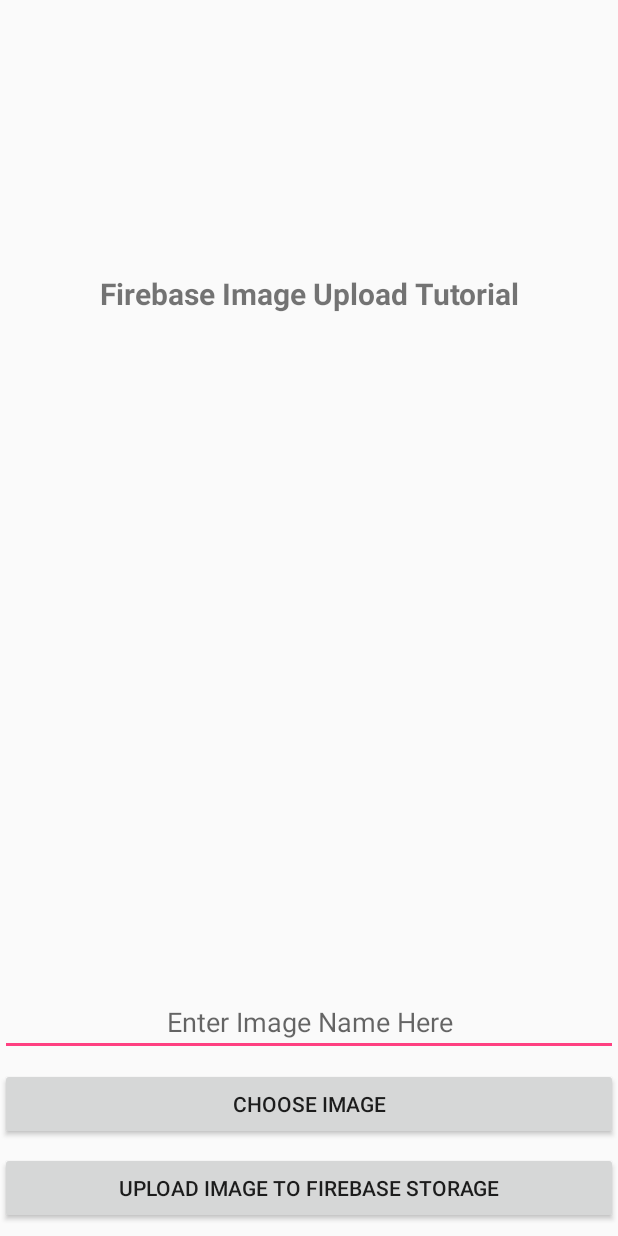
After one commit to Dcb426/memeGen, an Android app: the layout upload_picture.xml on its own in the app's theme, with its tools: preview values and no code run, on a phone screen of 412 x 824 dp. The commit adds this screen. Run offline under Robolectric (Android 15) with nearby library versions, the phone set to English and light mode, and no system bars.

Commit message:
final commit

```diff
--- /dev/null
+++ b/app/src/main/java/cs316/project_1/memegen/ImageUploadInfo.java
@@ -0,0 +1,30 @@
+package cs316.project_1.memegen;
+
+/**
+ * Created by Darius Bell on 2/12/2018.
+ */
+public class ImageUploadInfo {
+
+    public String imageName;
+
+    public String imageURL;
+
+    public ImageUploadInfo() {
+
+    }
+
+    public ImageUploadInfo(String name, String url) {
+
+        this.imageName = name;
+        this.imageURL= url;
+    }
+
+    public String getImageName() {
+        return imageName;
+    }
+
+    public String getImageURL() {
+        return imageURL;
+    }
+
+}
--- /dev/null
+++ b/app/src/main/java/cs316/project_1/memegen/MyApp.java
@@ -0,0 +1,16 @@
+package cs316.project_1.memegen;
+
+import android.app.Application;
+import android.os.SystemClock;
+
+/**
+ * Created by natta on 2/12/2018.
+ */
+
+public class MyApp extends Application {
+    @Override
+    public void onCreate(){
+        super.onCreate();
+        SystemClock.sleep(2000);
+    }
+}
--- /dev/null
+++ b/app/src/main/java/cs316/project_1/memegen/SplashActivity.java
@@ -0,0 +1,19 @@
+package cs316.project_1.memegen;
+import android.content.Intent;
+import android.os.Bundle;
+import android.support.annotation.Nullable;
+import android.support.v7.app.AppCompatActivity;
+
+/**
+ * Created by natta on 2/12/2018.
+ */
+
+public class SplashActivity extends AppCompatActivity {
+        @Override
+        protected void onCreate(@Nullable Bundle savedInstanceState){
+            super.onCreate(savedInstanceState);
+            Intent intent = new Intent(this,start_Up.class);
+            startActivity(intent);
+            finish();
+        }
+}
--- /dev/null
+++ b/app/src/main/java/cs316/project_1/memegen/upload_photos.java
@@ -0,0 +1,24 @@
+package cs316.project_1.memegen;
+
+import android.app.ProgressDialog;
+import android.content.ContentResolver;
+import android.content.Intent;
+import android.graphics.Bitmap;
+import android.net.Uri;
+import android.provider.MediaStore;
+import android.support.annotation.NonNull;
+import android.support.v7.app.AppCompatActivity;
+import android.os.Bundle;
+import android.view.View;
+import android.webkit.MimeTypeMap;
+import android.widget.Button;
+import android.widget.EditText;
+import android.widget.ImageView;
+import android.widget.Toast;
+
+import java.io.IOException;
+
+public class upload_photos extends AppCompatActivity {
+
+
+}
--- /dev/null
+++ b/app/src/main/res/layout/upload_picture.xml
@@ -0,0 +1,73 @@
+<?xml version="1.0" encoding="utf-8"?>
+<android.support.constraint.ConstraintLayout
+    xmlns:android="http://schemas.android.com/apk/res/android"
+    xmlns:app="http://schemas.android.com/apk/res-auto"
+    xmlns:tools="http://schemas.android.com/tools"
+    android:layout_width="match_parent"
+    android:layout_height="match_parent">
+
+    <TextView
+        android:id="@+id/textview"
+        android:layout_width="fill_parent"
+        android:layout_height="wrap_content"
+        android:layout_marginBottom="8dp"
+        android:layout_marginTop="8dp"
+        android:gravity="center"
+        android:text="Firebase Image Upload Tutorial"
+        android:textSize="20dp"
+        android:textStyle="bold"
+        app:layout_constraintBottom_toTopOf="@+id/ShowImageView"
+        app:layout_constraintRight_toRightOf="parent"
+        app:layout_constraintTop_toTopOf="parent" />
+
+    <ImageView
+        android:id="@+id/ShowImageView"
+        android:layout_width="fill_parent"
+        android:layout_height="200dp"
+        android:layout_below="@+id/textview"
+        android:layout_marginBottom="68dp"
+        android:layout_marginLeft="16dp"
+        app:layout_constraintBottom_toTopOf="@+id/ImageNameEditText"
+        app:layout_constraintHorizontal_bias="0.0"
+        app:layout_constraintLeft_toLeftOf="parent"
+        app:layout_constraintRight_toRightOf="parent" />
+
+    <Button
+        android:id="@+id/ButtonChooseImage"
+        android:layout_width="fill_parent"
+        android:layout_height="wrap_content"
+        android:layout_below="@+id/ShowImageView"
+        android:layout_marginBottom="8dp"
+        android:text="Choose Image"
+        app:layout_constraintBottom_toTopOf="@+id/ButtonUploadImage"
+        app:layout_constraintHorizontal_bias="0.0"
+        app:layout_constraintLeft_toLeftOf="parent"
+        app:layout_constraintRight_toRightOf="parent" />
+
+    <EditText
+        android:id="@+id/ImageNameEditText"
+        android:layout_width="fill_parent"
+        android:layout_height="wrap_content"
+        android:layout_below="@+id/ButtonChooseImage"
+        android:layout_marginBottom="8dp"
+        android:gravity="center"
+        android:hint="Enter Image Name Here"
+        app:layout_constraintBottom_toTopOf="@+id/ButtonChooseImage"
+        app:layout_constraintHorizontal_bias="0.0"
+        app:layout_constraintLeft_toLeftOf="parent"
+        app:layout_constraintRight_toRightOf="parent" />
+
+    <Button
+        android:id="@+id/ButtonUploadImage"
+        android:layout_width="fill_parent"
+        android:layout_height="wrap_content"
+        android:layout_below="@+id/ImageNameEditText"
+        android:layout_marginBottom="8dp"
+        android:text="Upload image to Firebase Storage"
+        app:layout_constraintBottom_toBottomOf="parent"
+        app:layout_constraintHorizontal_bias="0.0"
+        app:layout_constraintLeft_toLeftOf="parent"
+        app:layout_constraintRight_toRightOf="parent" />
+
+
+</android.support.constraint.ConstraintLayout>
--- a/app/src/main/res/values/strings.xml
+++ b/app/src/main/res/values/strings.xml
@@ -1,3 +1,3 @@
 <resources>
-    <string name="app_name">meme Gen</string>
+    <string name="app_name">Jet-Puffed: Meme Generator</string>
 </resources>
--- a/app/src/main/res/values/styles.xml
+++ b/app/src/main/res/values/styles.xml
@@ -7,5 +7,7 @@
         <item name="colorPrimaryDark">@color/colorPrimaryDark</item>
         <item name="colorAccent">@color/colorAccent</item>
     </style>
-
+    <style name="SplashTheme" parent="Theme.AppCompat.NoActionBar">
+        <item name="android:windowBackground">@drawable/background</item>
+    </style>
 </resources>
```
Also changed, not shown: app/src/main/res/drawable/jetpuffed.jpg (added), app/src/main/res/drawable/memeteam.png (added).
